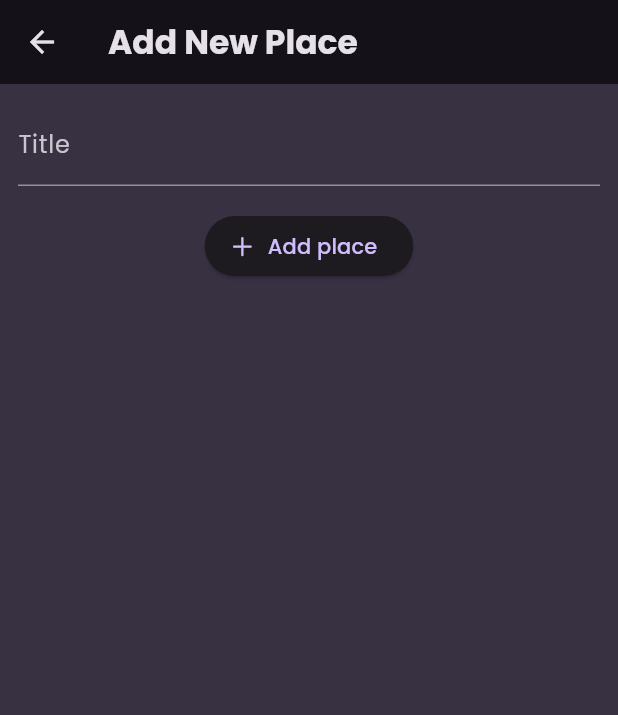
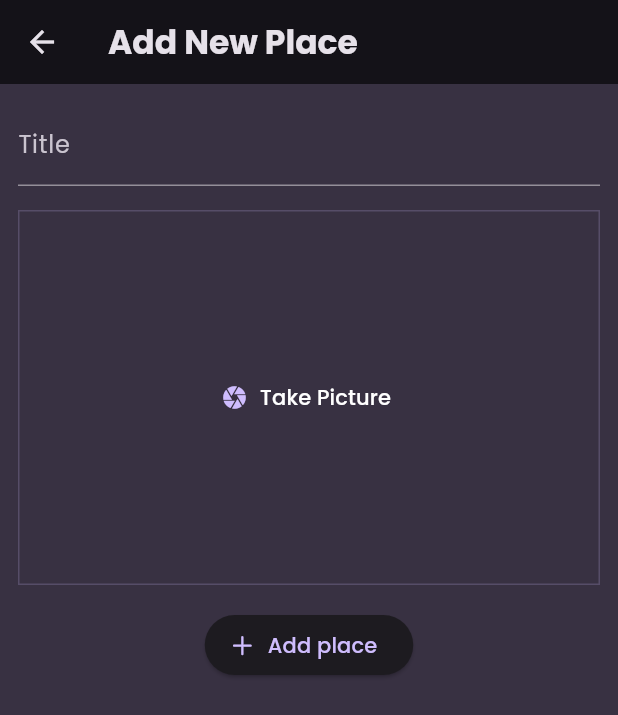
Before and after one commit to Bhavikgadher/Favorite-Places, a Flutter app: the screen it shows after launch, after a tap on an icon or button, on a phone screen of 412 x 824 dp. Shown: the top 715 px of the screen. Run offline on Flutter 3.47's test engine with Material 3 defaults, Android fonts, the phone set to English and light mode, and no system bars; our stand-ins replace flutter_riverpod, google_fonts, image_picker.

Commit message:
add image features

```diff
--- a/lib/models/place.dart
+++ b/lib/models/place.dart
@@ -1,10 +1,13 @@
+import 'dart:io';
+
 import 'package:uuid/uuid.dart';
 
 final uuid = Uuid();
 
 class Place {
-  Place({required this.title}) : id = uuid.v4();
+  Place({required this.title, required this.image}) : id = uuid.v4();
 
   final String id;
   final String title;
+  final File image;
 }
--- a/lib/providers/user_places.dart
+++ b/lib/providers/user_places.dart
@@ -1,11 +1,13 @@
+import 'dart:io';
+
 import 'package:favorite_places/models/place.dart';
 import 'package:flutter_riverpod/flutter_riverpod.dart';
 
 class UserPlacesNotifier extends StateNotifier<List<Place>> {
   UserPlacesNotifier() : super(const []);
 
-  void addPlace(String title) {
-    final newPlace = Place(title: title);
+  void addPlace(String title, File image) {
+    final newPlace = Place(title: title, image: image);
     state = [newPlace, ...state];
   }
 }
--- a/lib/screens/add_place.dart
+++ b/lib/screens/add_place.dart
@@ -1,4 +1,7 @@
+import 'dart:io';
+
 import 'package:favorite_places/providers/user_places.dart';
+import 'package:favorite_places/widgets/image_input.dart';
 import 'package:flutter/cupertino.dart';
 import 'package:flutter/material.dart';
 import 'package:flutter_riverpod/flutter_riverpod.dart';
@@ -12,10 +15,11 @@ class AddPlaceScreen extends ConsumerStatefulWidget {
 
 class _AddPlaceState extends ConsumerState<AddPlaceScreen> {
   final _titleController = TextEditingController();
+  File? _selectedImage;
 
   void _savePlace() {
     final enteredTitle = _titleController.text;
-    if (enteredTitle.isEmpty) {
+    if (enteredTitle.isEmpty || _selectedImage == null) {
       showCupertinoDialog(
         context: context,
         builder: (ctx) => CupertinoAlertDialog(
@@ -33,11 +37,10 @@ class _AddPlaceState extends ConsumerState<AddPlaceScreen> {
             )
           ],
         ),
-
       );
       return;
     }
-    ref.read(userPlaceProvider.notifier).addPlace(enteredTitle);
+    ref.read(userPlaceProvider.notifier).addPlace(enteredTitle, _selectedImage!);
     Navigator.of(context).pop();
   }
 
@@ -66,6 +69,12 @@ class _AddPlaceState extends ConsumerState<AddPlaceScreen> {
                   TextStyle(color: Theme.of(context).colorScheme.onBackground),
             ),
             const SizedBox(height: 16),
+            ImageInput(
+              onPickImage: (image) {
+                _selectedImage = image;
+              },
+            ),
+            const SizedBox(height: 16),
             ElevatedButton.icon(
               onPressed: _savePlace,
               icon: const Icon(CupertinoIcons.add),
--- a/lib/screens/places.dart
+++ b/lib/screens/places.dart
@@ -30,7 +30,10 @@ class PlacesScreen extends ConsumerWidget {
           )
         ],
       ),
-      body: PlacesList(places: userPlaces),
+      body: Padding(
+        padding: const EdgeInsets.all(8.0),
+        child: PlacesList(places: userPlaces),
+      ),
     );
   }
 }
--- /dev/null
+++ b/lib/widgets/image_input.dart
@@ -0,0 +1,62 @@
+import 'dart:io';
+
+import 'package:flutter/cupertino.dart';
+import 'package:flutter/material.dart';
+import 'package:image_picker/image_picker.dart';
+
+class ImageInput extends StatefulWidget {
+  const ImageInput({super.key,required this.onPickImage});
+
+  final void Function(File image) onPickImage;
+
+  @override
+  State<ImageInput> createState() => _ImageInputState();
+}
+
+class _ImageInputState extends State<ImageInput> {
+  File? _selectedImage;
+
+  @override
+  Widget build(BuildContext context) {
+    Widget content = TextButton.icon(
+      onPressed: _takePicture,
+      icon: const Icon(Icons.camera),
+      label: const Text(
+        'Take Picture',
+        style: TextStyle(color: Colors.white),
+      ),
+    );
+    if (_selectedImage != null) {
+      content = GestureDetector(
+        onTap: _takePicture,
+        child: Image.file(_selectedImage!,
+            fit: BoxFit.cover, width: double.infinity, height: double.infinity),
+      );
+    }
+    return Container(
+      decoration: BoxDecoration(
+        border: Border.all(
+          width: 1,
+          color: Theme.of(context).colorScheme.primary.withOpacity(0.2),
+        ),
+      ),
+      height: 250,
+      width: double.infinity,
+      alignment: Alignment.center,
+      child: content,
+    );
+  }
+
+  void _takePicture() async {
+    final imagePicker = ImagePicker();
+    final pickedImage =
+        await imagePicker.pickImage(source: ImageSource.camera, maxWidth: 600);
+    if (pickedImage == null) {
+      return;
+    }
+    setState(() {
+      _selectedImage = File(pickedImage.path);
+    });
+    widget.onPickImage(_selectedImage!);
+  }
+}
--- a/lib/widgets/places_list.dart
+++ b/lib/widgets/places_list.dart
@@ -23,6 +23,10 @@ class PlacesList extends StatelessWidget {
     }
     return ListView.builder(
       itemBuilder: (context, index) => ListTile(
+        leading: CircleAvatar(
+          radius: 26,
+          backgroundImage: FileImage(places[index].image),
+        ),
         title: Text(
           places[index].title,
           style: Theme.of(context)
@@ -36,7 +40,7 @@ class PlacesList extends StatelessWidget {
               builder: (ctx) => PlaceDetailScreen(place: places[index]),
             ),
           );
-         },
+        },
       ),
       itemCount: places.length,
     );
--- a/pubspec.yaml
+++ b/pubspec.yaml
@@ -38,6 +38,7 @@ dependencies:
   google_fonts: ^6.2.1
   uuid: ^4.5.1
   flutter_riverpod: ^2.6.1
+  image_picker: ^1.1.2
 
 dev_dependencies:
   flutter_test:
```
Also changed, not shown: lib/screens/place_detail.dart (+12 -13 lines), pubspec.lock, 6 other files.
